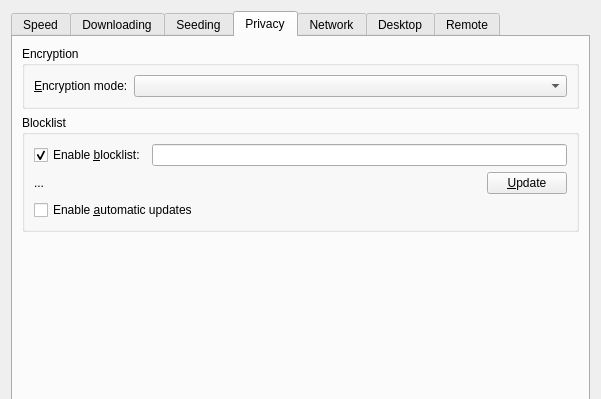
retransmission/retransmission, file qt/PrefsDialog.ui: the form before one commit; both pictures show x 0 to 601 and y 0 to 399 of the 601 by 657 pixel window.
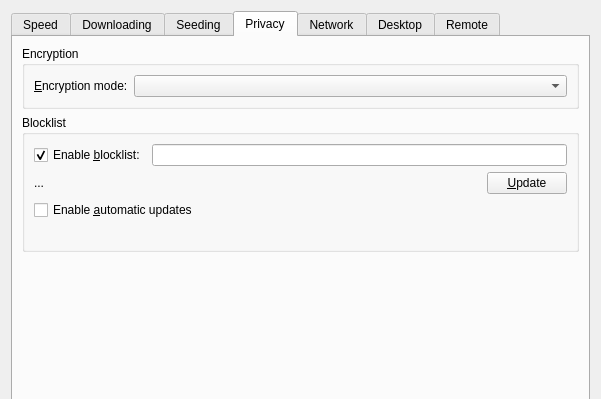
The form after the commit. The open tabs and pages were chosen to show the change. Icons and pictures are not drawn. Custom widgets are drawn as their Qt base class.

Commit message:
feat(qt): show blocklist update result and date
Call blocklist_update_v2 and surface its structured result, reporting the
error string on failure instead of silently showing nothing. Add a "last
updated" label fed by the session's blocklist_date, matching the native
macOS client. Drop the dead QHttp members while here.

```diff
--- a/qt/PrefsDialog.ui
+++ b/qt/PrefsDialog.ui
@@ -618,6 +618,13 @@
             </property>
            </widget>
           </item>
+          <item row="3" column="0" colspan="3">
+           <widget class="QLabel" name="blocklistDateLabel">
+            <property name="text">
+             <string notr="true"/>
+            </property>
+           </widget>
+          </item>
          </layout>
         </widget>
        </item>
```
The commit also changes 4 other files.
